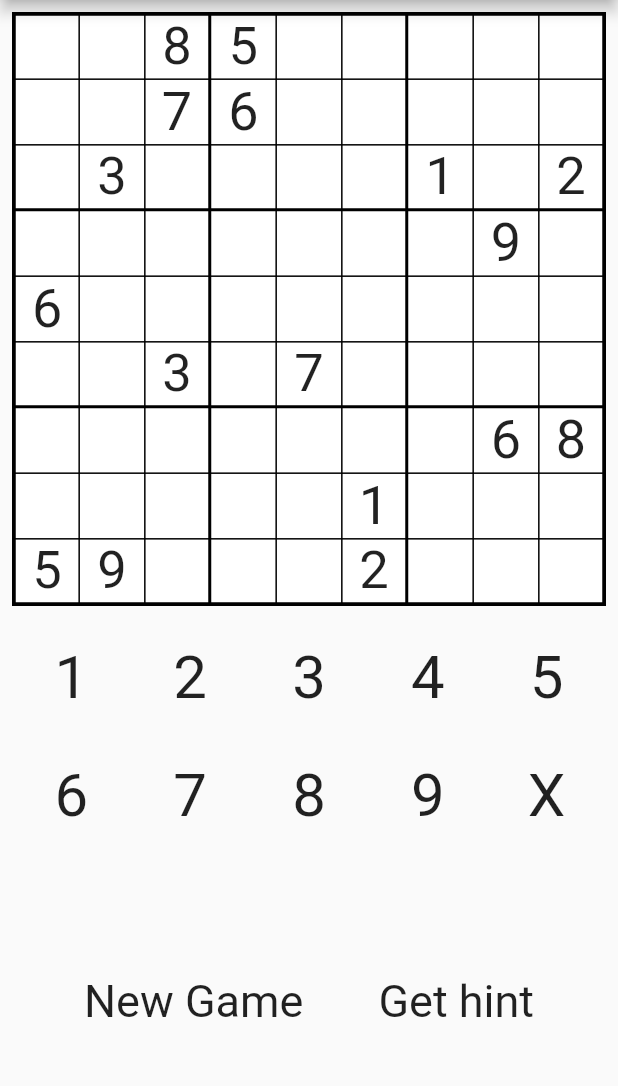
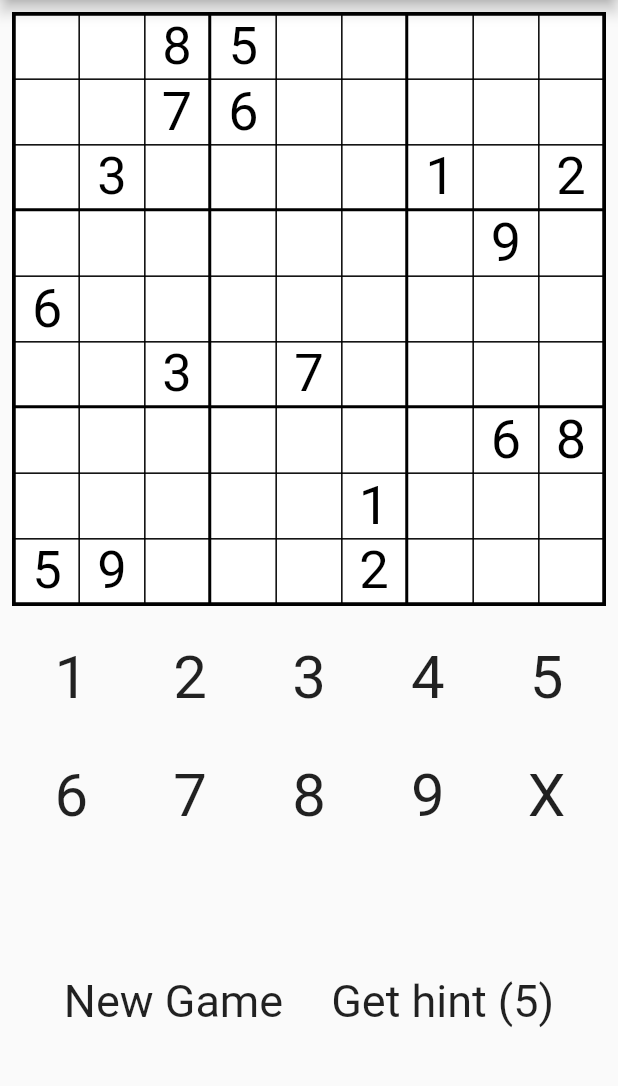
Before and after one commit to lettucebowler/flutterdoku, a Flutter app: the screen it shows after launch, on a phone screen of 412 x 824 dp, the part 84-1170 px from its top. Run offline on Flutter 3.47's test engine with Material 2 defaults, Android fonts, the phone set to English and light mode, and no system bars; drawn by our look-alikes of auto_size_text; Roboto replaces fonts that are missing (FiraCode-Bold).

Commit message:
moving custom color declarations to a new dart file

```diff
--- /dev/null
+++ b/lib/CustomColors.dart
@@ -0,0 +1,51 @@
+import 'package:flutter/material.dart';
+
+class CustomColors {
+  static const MaterialColor black = MaterialColor(
+    0xFF000000,
+    <int, Color>{
+      50: Color(0xFF000000),
+      100: Color(0xFF000000),
+      200: Color(0xFF000000),
+      300: Color(0xFF000000),
+      400: Color(0xFF000000),
+      500: Color(0xFF000000),
+      600: Color(0xFF000000),
+      700: Color(0xFF000000),
+      800: Color(0xFF000000),
+      900: Color(0xFF000000),
+    },
+  );
+
+  static const MaterialColor polarNight = MaterialColor(
+    0xFF4c566a,
+    <int, Color>{
+      50: Color(0xFF000000),
+      100: Color(0xFF2e3440),
+      200: Color(0xFF3b4252),
+      300: Color(0xFF434c5e),
+      400: Color(0xFF4c566a),
+      500: Color(0xFF000000),
+      600: Color(0xFF000000),
+      700: Color(0xFF000000),
+      800: Color(0xFF000000),
+      900: Color(0xFF000000),
+    },
+  );
+
+  static const MaterialColor snowStorm = MaterialColor(
+    0xD8DEE9,
+    <int, Color>{
+      50: Color(0xFF000000),
+      100: Color(0xFFD8DEE9),
+      200: Color(0xFFe5e9f0),
+      300: Color(0xFFeceff4),
+      400: Color(0xFF000000),
+      500: Color(0xFF000000),
+      600: Color(0xFF000000),
+      700: Color(0xFF000000),
+      800: Color(0xFF000000),
+      900: Color(0xFF000000),
+    },
+  );
+}
--- a/lib/main.dart
+++ b/lib/main.dart
@@ -4,10 +4,12 @@ import 'package:flutter/cupertino.dart';
 import 'package:flutter/material.dart';
 import 'package:flutter/rendering.dart';
 import 'package:auto_size_text/auto_size_text.dart';
-import 'package:lettuce_sudoku/sudoku_dart.dart';
+//import 'package:lettuce_sudoku/sudoku_dart.dart';
+import 'CustomColors.dart';
 import 'domains/sudoku/SudokuProblem.dart';
 import 'domains/sudoku/SudokuState.dart';
 import 'dart:ui';
+import 'dart:math';
 
 import 'framework/problem/SolvingAssistant.dart';
 
@@ -42,17 +44,20 @@ class MyHomePage extends StatefulWidget {
 class _MyHomePageState extends State<MyHomePage> {
   SudokuProblem problem = SudokuProblem();
   GridView board;
-  List button_grid;
   bool cell_selected = false;
   var menuHeight = 70;
   int selectedRow = 0;
   int selectedCol = 0;
   SolvingAssistant assistant;
+  int hintsLeft = 5;
+  List hintsGiven = [];
 
   void _resetBoard() {
     problem = SudokuProblem();
     cell_selected = false;
     setState(() {});
+    hintsLeft = 5;
+    hintsGiven.clear();
   }
 
   double getConstraint() {
@@ -94,6 +99,44 @@ class _MyHomePageState extends State<MyHomePage> {
         left.toDouble(), top.toDouble(), right.toDouble(), bottom.toDouble());
   }
 
+  int _getRandom(int max) {
+    var random = Random();
+    return random.nextInt(max);
+  }
+
+  bool _givenAsHint(int row, int col) {
+    bool hint = false;
+    for(List pair in hintsGiven) {
+      if(pair[0] == row && pair[1] == col) {
+        hint = true;
+      }
+    }
+    return hint;
+  }
+
+  void _giveHint() {
+    if (!problem.success() && hintsLeft > 0) {
+      SudokuState currentState = problem.getCurrentState();
+      List currentBoard = currentState.getTiles();
+      SudokuState finalState = problem.getFinalState();
+      List finalBoard = finalState.getTiles();
+      var pos1;
+      var pos2;
+      do {
+        pos1 = _getRandom(problem.board_size);
+        pos2 = _getRandom(problem.board_size);
+      } while(currentBoard[pos1][pos2] != 0);
+      var num = finalBoard[pos1][pos2];
+      _doMove(num, pos1, pos2);
+      setState(() {
+        selectedRow = pos1;
+        selectedCol = pos2;
+        hintsGiven.add([pos1, pos2]);
+        hintsLeft--;
+      });
+    }
+  }
+
   void _doMove(int num, int row, int col) {
     assistant = SolvingAssistant(problem);
     SudokuState initialState = problem.getInitialState();
@@ -111,8 +154,8 @@ class _MyHomePageState extends State<MyHomePage> {
   }
 
   void _solveGame(SudokuProblem problem) {
-    cell_size = problem.cell_size;
-    board_size = problem.board_size;
+    int cell_size = problem.cell_size;
+    int board_size = problem.board_size;
     for (var i = 0; i < board_size; i++) {
       for (var j = 0; j < board_size; j++) {
         for (var k = 1; k <= board_size; k++) {
@@ -181,6 +224,7 @@ class _MyHomePageState extends State<MyHomePage> {
               style: TextStyle(
                 fontFamily: 'FiraCode-Bold',
                 fontSize: 40,
+                color: _getTextColor(row, col),
 //                color: _getTextColor(row, col),
               ),
             ),
@@ -196,10 +240,6 @@ class _MyHomePageState extends State<MyHomePage> {
   Widget build(BuildContext context) {
     if (problem == null) {
       problem = SudokuProblem();
-    }
-
-    if (button_grid == null) {
-      button_grid = List();
     }
 
     return Scaffold(
@@ -245,7 +285,6 @@ class _MyHomePageState extends State<MyHomePage> {
             children:
                 List.generate(problem.board_size * problem.board_size, (index) {
               Ink button = _makeBoardButton(index, problem);
-              button_grid.add(button);
               return button;
             })),
       ),
@@ -253,14 +292,14 @@ class _MyHomePageState extends State<MyHomePage> {
     return board;
   }
 
-  Widget _getMoveButtons(double aspect) {
+  Widget _getMoveButtons() {
+
     var buttons = GridView.count(
       padding: EdgeInsets.all(1),
       physics: const NeverScrollableScrollPhysics(),
       crossAxisCount: 5,
       mainAxisSpacing: 2,
       crossAxisSpacing: 2,
-      childAspectRatio: aspect,
       children: List.generate(10, (index) {
         int num = (index + 1) % (problem.board_size + 1);
         String toPlace = num == 0 ? 'X' : (index + 1).toString();
@@ -289,7 +328,6 @@ class _MyHomePageState extends State<MyHomePage> {
             ),
           ),
         );
-        button_grid.add(button);
         return button;
       }),
     );
@@ -302,7 +340,25 @@ class _MyHomePageState extends State<MyHomePage> {
     var initialHint = initialBoard[row][col] != 0;
     var color = Colors.blue;
     if (initialHint) {
-      color = Colors.black;
+      color = CustomColors.black;
+    }
+    if(_givenAsHint(row, col)) {
+      const int _cyanPrimaryValue = 0xFF00FFFF;
+      color = MaterialColor(
+        _cyanPrimaryValue,
+        <int, Color>{
+          50: Color(0xFF00FFFF),
+          100: Color(0xFF00FFFF),
+          200: Color(0xFF00FFFF),
+          300: Color(0xFF00FFFF),
+          400: Color(0xFF00FFFF),
+          500: Color(0xFF00FFFF),
+          600: Color(0xFF00FFFF),
+          700: Color(0xFF00FFFF),
+          800: Color(0xFF00FFFF),
+          900: Color(0xFF00FFFF),
+        },
+      );
     }
     return color;
   }
@@ -333,7 +389,7 @@ class _MyHomePageState extends State<MyHomePage> {
             child: Container(
               padding: EdgeInsets.all(4),
               child: Container(
-                color: Colors.black,
+//                color: Colors.black,
                 child: _getBoard(),
               ),
             ),
@@ -341,11 +397,15 @@ class _MyHomePageState extends State<MyHomePage> {
         ),
         Flexible(
           flex: 2,
+          fit: FlexFit.tight,
+//          color: Colors.red,
+          child: Container(
+//            color: Colors.black,
+            padding: EdgeInsets.all(4),
             child: Center(
               child: Container(
-              padding: EdgeInsets.all(4),
-              child: Container(
-                child: _getMoveButtons(1),
+//                color: Colors.blue,
+                child: _getMoveButtons(),
               ),
             ),
           ),
@@ -353,8 +413,7 @@ class _MyHomePageState extends State<MyHomePage> {
         Row(
           mainAxisAlignment: MainAxisAlignment.center,
           children: <Widget>[
-              Container(
-                width: 150,
+            Container(padding: EdgeInsets.only(right: 16),
               child: Material(
                 child: InkWell(
                   hoverColor: Colors.grey,
@@ -362,8 +421,7 @@ class _MyHomePageState extends State<MyHomePage> {
                   onTap: () {
                     _resetBoard();
                   },
-//                    child: Center(
-                      child: AutoSizeText(
+                  child: Text(
                     'New Game',
                     textAlign: TextAlign.left,
                     maxLines: 1,
@@ -372,22 +430,20 @@ class _MyHomePageState extends State<MyHomePage> {
                       fontSize: 30,
                     ),
                   ),
-//                    ),
                 ),
               ),
             ),
             Container(
-                width: 150,
+              padding: EdgeInsets.only(left: 16),
               child: Material(
                 child: InkWell(
                   hoverColor: Colors.grey,
                   splashColor: Colors.grey,
                   onTap: () {
-                      _resetBoard();
+                    _giveHint();
                   },
-//                    child: Center(
-                      child: AutoSizeText(
-                        'Get hint',
+                  child: Text(
+                    'Get hint ($hintsLeft)',
                     textAlign: TextAlign.right,
                     maxLines: 1,
                     style: TextStyle(
@@ -395,13 +451,11 @@ class _MyHomePageState extends State<MyHomePage> {
                       fontSize: 30,
                     ),
                   ),
-//                    ),
                 ),
               ),
             )
           ],
         ),
-//        ),
       ],
     );
     return col;
@@ -433,7 +487,7 @@ class _MyHomePageState extends State<MyHomePage> {
             child: Container(
               padding: EdgeInsets.all(4),
               child: Container(
-                child: _getMoveButtons(1),
+                child: _getMoveButtons(),
               ),
             ),
           ),
```
Lines whose indentation alone changed are shown as unchanged.
